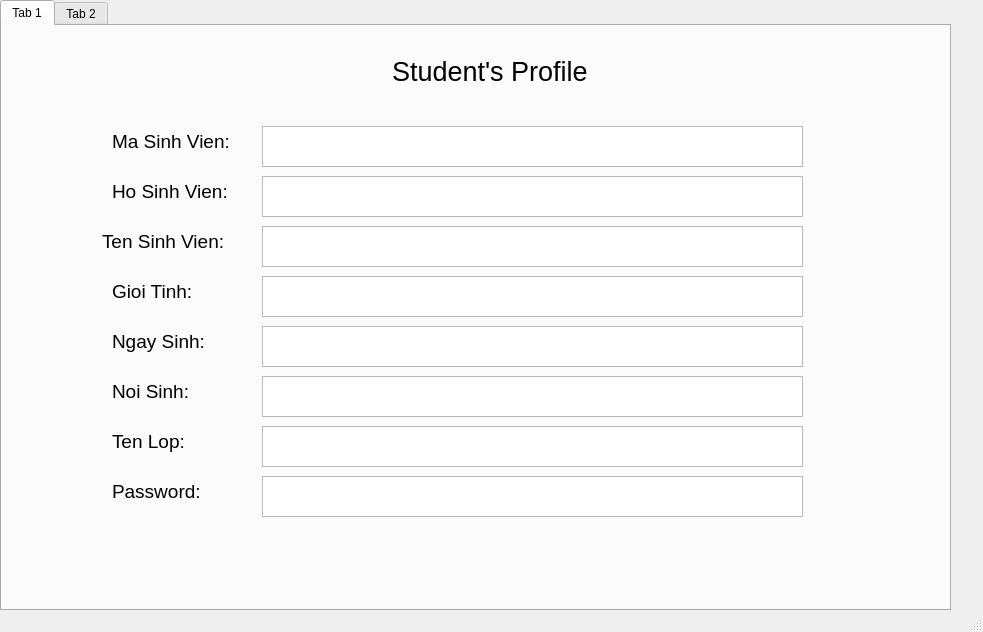
This is app/view/HomeStudent.ui in huynhngoanhthai/python_project as Qt 5 draws it before an edit. The edited form follows.
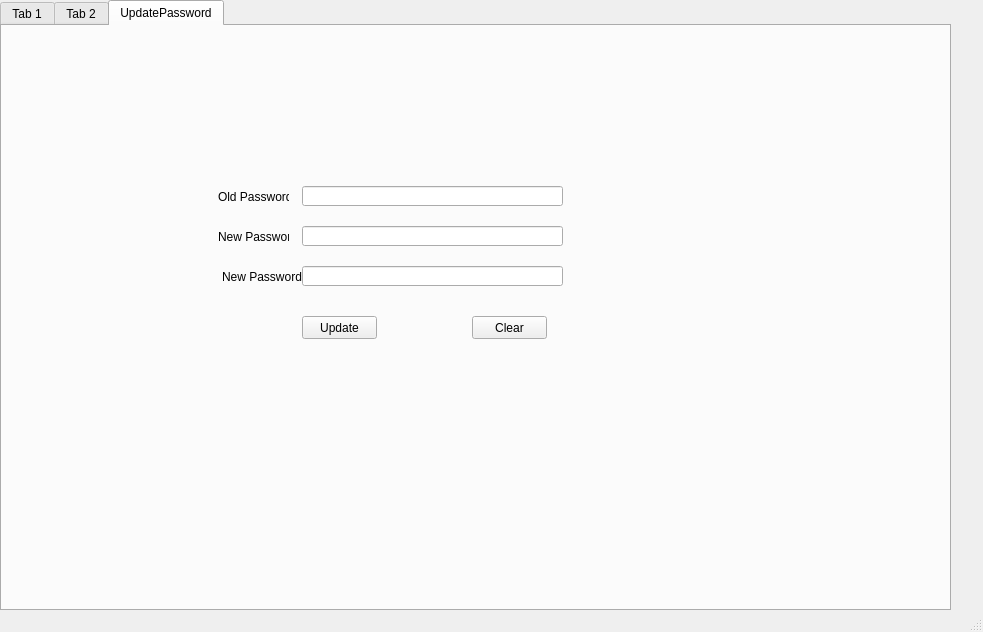
This is the edited form.

Commit message: forgot password update password add show diem

```diff
--- a/app/view/HomeStudent.ui
+++ b/app/view/HomeStudent.ui
@@ -27,7 +27,7 @@
      <cursorShape>ArrowCursor</cursorShape>
     </property>
     <property name="currentIndex">
-     <number>0</number>
+     <number>2</number>
     </property>
     <widget class="QWidget" name="studentprofile">
      <attribute name="title">
@@ -192,7 +192,7 @@
        </font>
       </property>
       <property name="text">
-       <string>Password:</string>
+       <string>Email:</string>
       </property>
      </widget>
      <widget class="QTextBrowser" name="showmasv">
@@ -434,6 +434,115 @@
       </property>
      </widget>
     </widget>
+    <widget class="QWidget" name="UpdatePassword">
+     <attribute name="title">
+      <string>UpdatePassword</string>
+     </attribute>
+     <widget class="QLineEdit" name="QLineUPOldPassword">
+      <property name="geometry">
+       <rect>
+        <x>300</x>
+        <y>160</y>
+        <width>261</width>
+        <height>20</height>
+       </rect>
+      </property>
+      <property name="echoMode">
+       <enum>QLineEdit::Password</enum>
+      </property>
+     </widget>
+     <widget class="QLineEdit" name="QLineUPNewPassword">
+      <property name="geometry">
+       <rect>
+        <x>300</x>
+        <y>200</y>
+        <width>261</width>
+        <height>20</height>
+       </rect>
+      </property>
+      <property name="echoMode">
+       <enum>QLineEdit::Password</enum>
+      </property>
+     </widget>
+     <widget class="QPushButton" name="QButtonUPUpdatePassword">
+      <property name="geometry">
+       <rect>
+        <x>300</x>
+        <y>290</y>
+        <width>75</width>
+        <height>23</height>
+       </rect>
+      </property>
+      <property name="text">
+       <string>Update</string>
+      </property>
+     </widget>
+     <widget class="QPushButton" name="QButtonUPClear">
+      <property name="geometry">
+       <rect>
+        <x>470</x>
+        <y>290</y>
+        <width>75</width>
+        <height>23</height>
+       </rect>
+      </property>
+      <property name="text">
+       <string>Clear</string>
+      </property>
+     </widget>
+     <widget class="QLabel" name="label">
+      <property name="geometry">
+       <rect>
+        <x>216</x>
+        <y>160</y>
+        <width>71</width>
+        <height>21</height>
+       </rect>
+      </property>
+      <property name="text">
+       <string>Old Password</string>
+      </property>
+     </widget>
+     <widget class="QLabel" name="label_2">
+      <property name="geometry">
+       <rect>
+        <x>216</x>
+        <y>200</y>
+        <width>71</width>
+        <height>21</height>
+       </rect>
+      </property>
+      <property name="text">
+       <string>New Password</string>
+      </property>
+     </widget>
+     <widget class="QLineEdit" name="QLineUPNewPassword_2">
+      <property name="geometry">
+       <rect>
+        <x>300</x>
+        <y>240</y>
+        <width>261</width>
+        <height>20</height>
+       </rect>
+      </property>
+      <property name="echoMode">
+       <enum>QLineEdit::Password</enum>
+      </property>
+     </widget>
+     <widget class="QLabel" name="label_3">
+      <property name="geometry">
+       <rect>
+        <x>220</x>
+        <y>240</y>
+        <width>81</width>
+        <height>21</height>
+       </rect>
+      </property>
+      <property name="text">
+       <string>New Password</string>
+      </property>
+     </widget>
+    </widget>
    </widget>
   </widget>
   <widget class="QStatusBar" name="statusbar"/>
```
Left out of the diff: 18 changed lines with no effect on the pictures. The commit also changes 21 other files.
